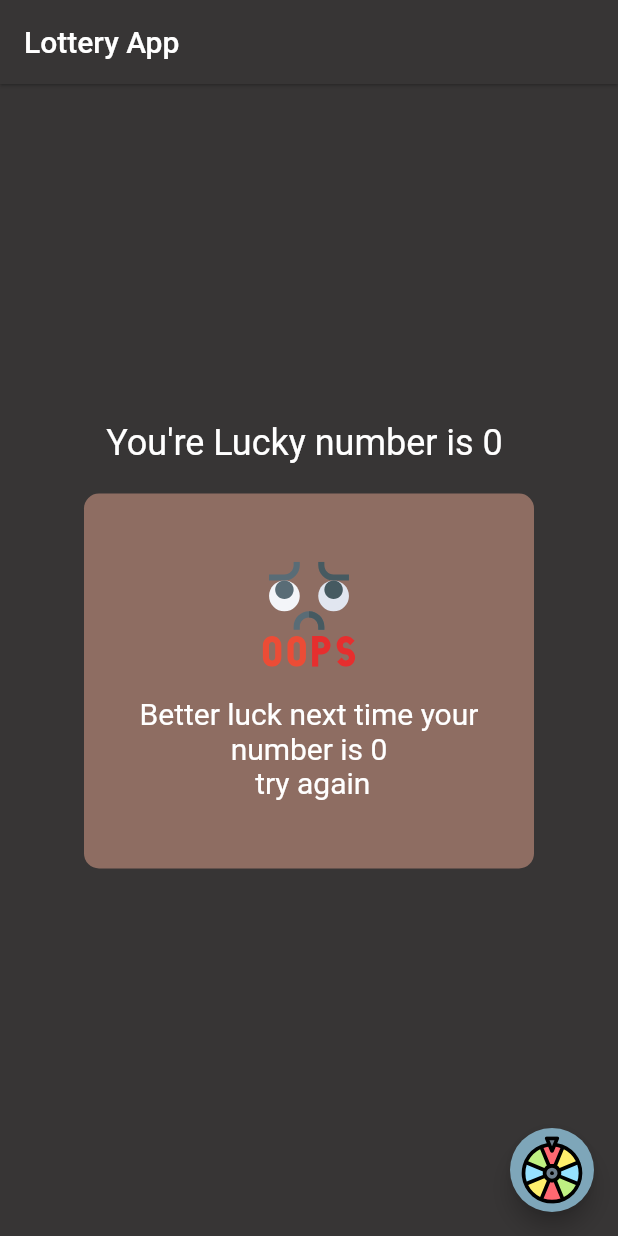
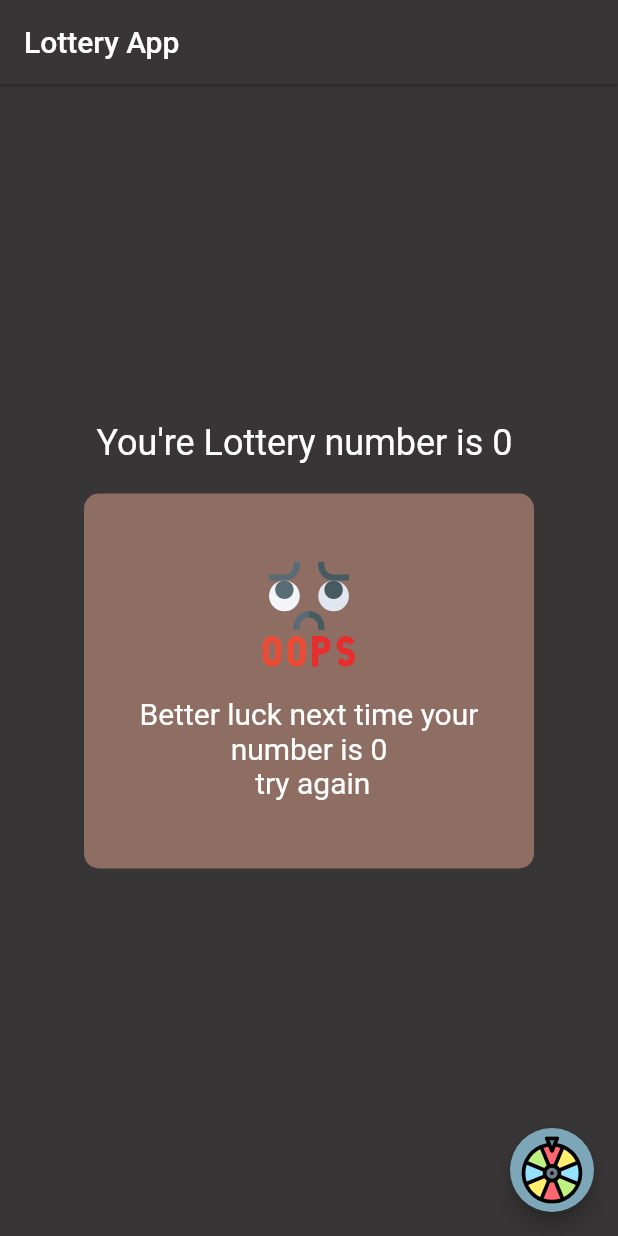
Before and after one commit to CodewithAnn/Flutter-Lottery-App, a Flutter app: the screen it shows after launch, on a phone screen of 412 x 824 dp. Run offline on Flutter 3.47's test engine with Material 2 defaults, Android fonts, the phone set to English and light mode, and no system bars; our stand-ins replace flutter_svg.

Commit message:
Updated text on win card

```diff
--- a/lib/main.dart
+++ b/lib/main.dart
@@ -49,7 +49,7 @@ class _LotteryHomePageState extends State<LotteryHomePage> {
             mainAxisAlignment: MainAxisAlignment.center,
             children: [
               Text(
-                "You're Lucky number is $luckyNumber ",
+                "You're Lottery number is $luckyNumber ",
                 style: const TextStyle(
                   color: Colors.white,
                   fontSize: 24,
@@ -82,9 +82,9 @@ class _LotteryHomePageState extends State<LotteryHomePage> {
                               const SizedBox(
                                 height: 20,
                               ),
-                              Text(
-                                "Congrats you won Lottery,\nYour number is $luckyNumber",
-                                style: const TextStyle(
+                              const Text(
+                                "Congrats you won\n 1B Euro Lottery",
+                                style: TextStyle(
                                   color: Colors.white,
                                   fontSize: 20,
                                 ),
@@ -121,7 +121,7 @@ class _LotteryHomePageState extends State<LotteryHomePage> {
           ),
         ),
         floatingActionButton: FloatingActionButton(
-          backgroundColor: Color.fromRGBO(126, 166, 185, 1),
+          backgroundColor: const Color.fromRGBO(126, 166, 185, 1),
           onPressed: () {
             luckyNumber = random.nextInt(8);
             print(luckyNumber);
```
